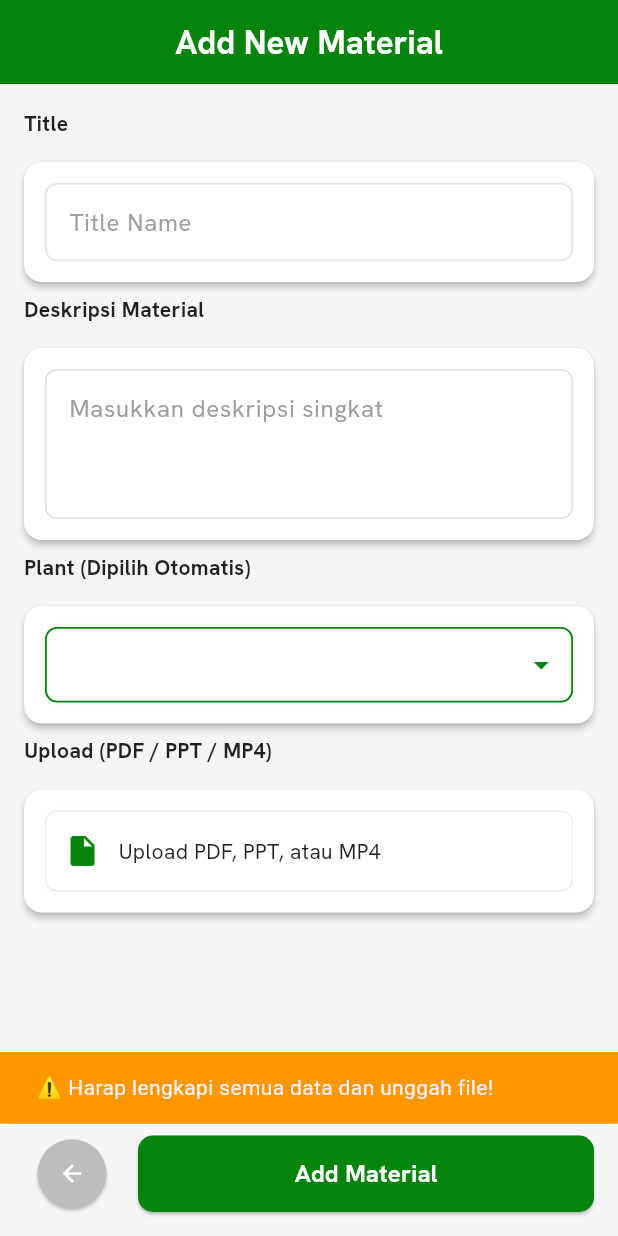
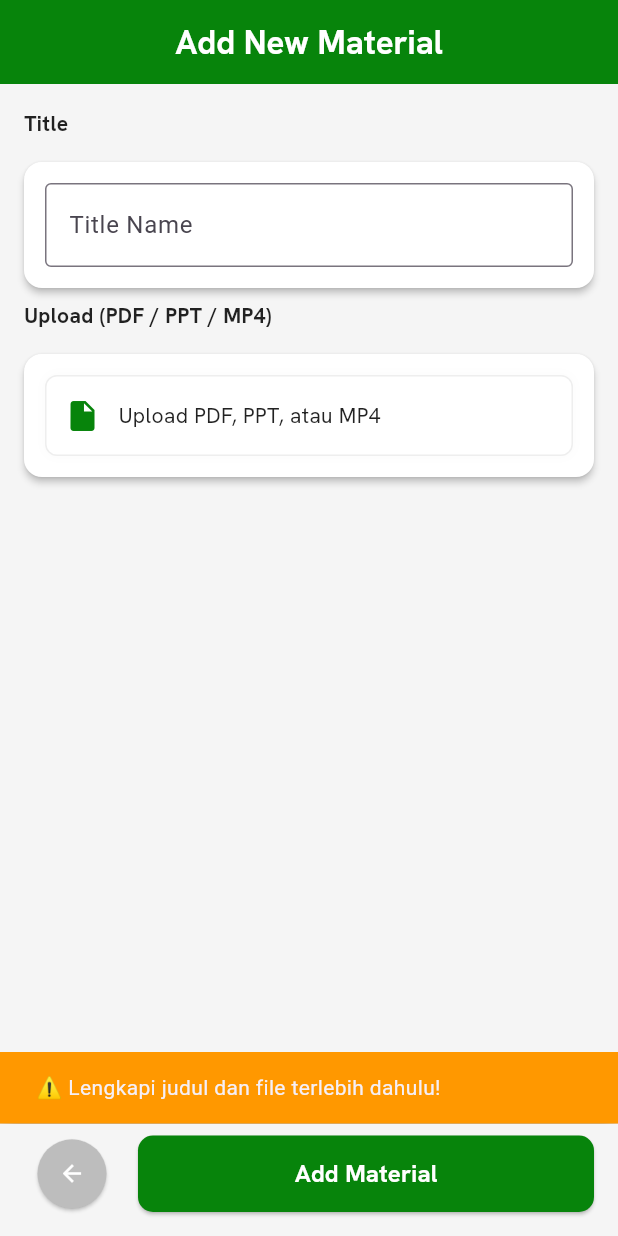
Before and after one commit to rinneechan/visitor_induction, a Flutter app: the AddMaterialScreen screen opened by its route, after a tap on "Add Material", on a phone screen of 412 x 824 dp. Run offline on Flutter 3.47's test engine with Material 3 defaults, Android fonts, the light colour scheme and no system bars; our stand-ins replace chewie, connectivity_plus, dio, file_picker, firebase_core, firebase_messaging and 10 more; missing offline and left inert: dart:html, flutter_pdfview, in_app_update, syncfusion_flutter_pdfviewer; accounts and stored records are empty.

Commit message:
update api backend cms list material by plant id

```diff
--- /dev/null
+++ b/lib/models/material_by_plant_cms.dart
@@ -0,0 +1,37 @@
+class MaterialByPlantCMS {
+  final int? id;
+  final String? materialName;
+  final String? fileName;
+  final String? folder;
+  final int? plantId;
+
+  MaterialByPlantCMS({
+    this.id,
+    this.materialName,
+    this.fileName,
+    this.folder,
+    this.plantId,
+  });
+
+  factory MaterialByPlantCMS.fromJson(Map<String, dynamic> json) {
+    return MaterialByPlantCMS(
+      id: json['id'] ?? json['material_id'],
+      materialName: json['materialname'] ?? json['material_name'],
+      fileName: json['file_name'] ?? json['filename'],
+      folder: json['folder'],
+      plantId: json['plant_id'] is String
+          ? int.tryParse(json['plant_id'])
+          : json['plant_id'],
+    );
+  }
+
+  Map<String, dynamic> toJson() {
+    return {
+      'id': id,
+      'materialname': materialName,
+      'file_name': fileName,
+      'folder': folder,
+      'plant_id': plantId,
+    };
+  }
+}
--- a/lib/screens/cms/material_screen.dart
+++ b/lib/screens/cms/material_screen.dart
@@ -7,7 +7,7 @@ import 'package:http/http.dart' as http;
 import 'dart:convert';
 import 'package:she_vi/utils/env_helper.dart';
 import 'package:she_vi/services/api_service.dart';
-import 'package:she_vi/models/material_model.dart';
+import 'package:she_vi/models/material_by_plant_cms.dart';
 
 class AddMaterialScreen extends StatefulWidget {
   final String plantId;
@@ -21,8 +21,11 @@ class _AddMaterialScreenState extends State<AddMaterialScreen> {
   final TextEditingController titleController = TextEditingController();
   final TextEditingController descriptionController = TextEditingController();
   String? selectedPlant;
-  PlatformFile? pickedFile; // <-- handle web & mobile
+  PlatformFile? pickedFile;
   IconData fileIcon = Icons.insert_drive_file;
+
+  bool isUploading = false;
+  List<MaterialByPlantCMS> _materials = [];
 
   final ApiService apiService = ApiService();
 
@@ -37,6 +40,7 @@ class _AddMaterialScreenState extends State<AddMaterialScreen> {
   void initState() {
     super.initState();
     selectedPlant = _getPlantNameById(widget.plantId);
+    _fetchMaterialList();
   }
 
   String? _getPlantNameById(String plantId) {
@@ -51,6 +55,15 @@ class _AddMaterialScreenState extends State<AddMaterialScreen> {
         return 'Cemindo Pontianak Plant';
       default:
         return null;
+    }
+  }
+
+  Future<void> _fetchMaterialList() async {
+    try {
+      final materials = await apiService.fetchMaterialsByPlant(widget.plantId);
+      setState(() => _materials = materials);
+    } catch (e) {
+      debugPrint("⚠️ Gagal fetch material list: $e");
     }
   }
 
@@ -77,36 +90,55 @@ class _AddMaterialScreenState extends State<AddMaterialScreen> {
   }
 
   Future<void> _uploadMaterial() async {
-    if (titleController.text.isEmpty ||
-        descriptionController.text.isEmpty ||
-        pickedFile == null) {
+    if (isUploading) return;
+    if (titleController.text.isEmpty || pickedFile == null) {
       ScaffoldMessenger.of(context).showSnackBar(
         const SnackBar(
-          content: Text("⚠️ Harap lengkapi semua data dan unggah file!"),
+          content: Text("⚠️ Lengkapi judul dan file terlebih dahulu!"),
           backgroundColor: Colors.orange,
         ),
       );
       return;
     }
 
+    setState(() => isUploading = true);
+
+    // ====== DUPLICATE CHECK ======
+    List<MaterialByPlantCMS> existingMaterials = [];
+    try {
+      existingMaterials =
+          await apiService.fetchMaterialsByPlant(widget.plantId);
+    } catch (e) {
+      debugPrint('Warning: gagal fetch material list untuk cek duplikat: $e');
+    }
+
+    final newTitleNormalized = titleController.text.toLowerCase().trim();
+    final alreadyExists = existingMaterials.any((m) {
+      final name = (m.materialName ?? '').toLowerCase().trim();
+      return name.isNotEmpty && name == newTitleNormalized;
+    });
+
+    if (alreadyExists) {
       ScaffoldMessenger.of(context).showSnackBar(
         const SnackBar(
-        content: Text("⏳ Sedang menambahkan material..."),
-        backgroundColor: Colors.blueAccent,
-        duration: Duration(seconds: 1),
+          content: Text("⚠️ Material dengan nama ini sudah ada di plant tersebut."),
+          backgroundColor: Colors.orange,
         ),
       );
+      setState(() => isUploading = false);
+      return;
+    }
+    // ====== END DUPLICATE CHECK ======
 
-    try {
     File? fileToUpload;
-
     if (!kIsWeb && pickedFile?.path != null) {
       fileToUpload = File(pickedFile!.path!);
     }
 
+    try {
       final result = await apiService.addMaterialCMS(
         materialname: titleController.text,
-        status: "1", // disesuaikan dengan backend boolean/1/0
+        status: "1",
         isactive: "1",
         folder: "",
         plantId: widget.plantId,
@@ -115,130 +147,72 @@ class _AddMaterialScreenState extends State<AddMaterialScreen> {
         webFileName: kIsWeb ? pickedFile?.name : null,
       );
 
-      // Cek hasil dari API
+      bool success = false;
+      String? message;
+
       if (result != null) {
+        success = true;
+        message = "Material berhasil ditambahkan!";
+      }
+
+      if (success) {
         ScaffoldMessenger.of(context).showSnackBar(
-          const SnackBar(
-            content: Text("✅ Material berhasil ditambahkan!"),
+          SnackBar(
+            content: Text(message ?? "✅ Berhasil menambahkan material"),
             backgroundColor: Colors.green,
-            duration: Duration(seconds: 2),
+          ),
+        );
+        await _fetchMaterialList();
+        setState(() {
+          isUploading = false;
+          titleController.clear();
+          descriptionController.clear();
+          pickedFile = null;
+          fileIcon = Icons.insert_drive_file;
+        });
+        Future.delayed(const Duration(milliseconds: 700), () {
+          context.pop('refresh');
+        });
+      } else {
+        ScaffoldMessenger.of(context).showSnackBar(
+          SnackBar(
+            content: Text(message ?? "❌ Gagal menambahkan material"),
+            backgroundColor: Colors.red,
+          ),
+        );
+        setState(() => isUploading = false);
+      }
+    } catch (e) {
+      debugPrint("🚨 Error upload material: $e");
+      ScaffoldMessenger.of(context).showSnackBar(
+        SnackBar(content: Text("Error: $e"), backgroundColor: Colors.red),
+      );
+      setState(() => isUploading = false);
+    }
+  }
+
+  // ===== UI Components =====
+
+  Widget _label(String text) => Padding(
+        padding: const EdgeInsets.only(bottom: 8.0),
+        child: Text(
+          text,
+          style: const TextStyle(
+              fontFamily: 'Hanken Grotesk',
+              fontWeight: FontWeight.w600,
+              color: Colors.black87),
         ),
       );
 
-        // Kosongkan form setelah berhasil
-        titleController.clear();
-        descriptionController.clear();
-        setState(() {
-          pickedFile = null;
-          fileIcon = Icons.insert_drive_file;
-        });
-
-        // Arahkan kembali ke halaman CMS material list
-        Future.delayed(const Duration(milliseconds: 800), () {
-          context.go('/cms');
-        });
-      } else {
-        ScaffoldMessenger.of(context).showSnackBar(
-          const SnackBar(
-            content: Text("❌ Gagal menambahkan material. Coba lagi."),
-            backgroundColor: Colors.red,
-            duration: Duration(seconds: 3),
-          ),
-        );
-      }
-    } catch (e) {
-      print("Upload error: $e");
-      ScaffoldMessenger.of(context).showSnackBar(
-        SnackBar(
-          content: Text("🚫 Terjadi kesalahan: $e"),
-          backgroundColor: Colors.red,
-        ),
-      );
-    }
-  }
-
-  Widget _sectionCard({required Widget child}) {
-    return Card(
+  Widget _sectionCard({required Widget child}) => Card(
         elevation: 2,
         shape: RoundedRectangleBorder(borderRadius: BorderRadius.circular(12)),
         color: Colors.white,
         margin: const EdgeInsets.symmetric(vertical: 8),
         child: Padding(padding: const EdgeInsets.all(14), child: child),
       );
-  }
 
-  Widget _label(String text) {
-    return Padding(
-      padding: const EdgeInsets.only(bottom: 8.0),
-      child: Text(
-        text,
-        style: const TextStyle(
-          fontFamily: 'Hanken Grotesk',
-          fontWeight: FontWeight.w600,
-          color: Colors.black87,
-        ),
-      ),
-    );
-  }
-
-  InputDecoration _outlineInputDecoration(String hint) {
-    return InputDecoration(
-      hintText: hint,
-      hintStyle: const TextStyle(fontFamily: 'Hanken Grotesk', color: Colors.grey),
-      contentPadding: const EdgeInsets.symmetric(horizontal: 12, vertical: 14),
-      border: OutlineInputBorder(
-        borderRadius: BorderRadius.circular(8),
-        borderSide: BorderSide(color: Colors.grey.shade300),
-      ),
-      enabledBorder: OutlineInputBorder(
-        borderRadius: BorderRadius.circular(8),
-        borderSide: BorderSide(color: Colors.grey.shade300),
-      ),
-      focusedBorder: OutlineInputBorder(
-        borderRadius: BorderRadius.circular(8),
-        borderSide: const BorderSide(color: Color(0xFF6A1B9A), width: 1.6),
-      ),
-      fillColor: Colors.white,
-      filled: true,
-    );
-  }
-
-  Widget _styledDropdown() {
-    return Container(
-      decoration: BoxDecoration(
-        color: Colors.white,
-        borderRadius: BorderRadius.circular(8),
-        border: Border.all(color: const Color(0xFF07840B), width: 1.2),
-        boxShadow: [BoxShadow(color: Colors.black.withOpacity(0.03), blurRadius: 6)],
-      ),
-      child: Padding(
-        padding: const EdgeInsets.symmetric(horizontal: 8),
-        child: DropdownButtonHideUnderline(
-          child: DropdownButton<String>(
-            value: selectedPlant,
-            isExpanded: true,
-            icon: const Icon(Icons.arrow_drop_down, color: Color(0xFF07840B)),
-            items: plantList
-                .map((p) => DropdownMenuItem<String>(
-                      value: p,
-                      child: Text(
-                        p,
-                        style: const TextStyle(
-                            fontFamily: 'Hanken Grotesk',
-                            color: Color(0xFF07840B),
-                            fontWeight: FontWeight.w600),
-                      ),
-                    ))
-                .toList(),
-            onChanged: (val) => setState(() => selectedPlant = val),
-          ),
-        ),
-      ),
-    );
-  }
-
-  Widget _uploadCard() {
-    return InkWell(
+  Widget _uploadCard() => InkWell(
         borderRadius: BorderRadius.circular(12),
         onTap: pickFile,
         child: Container(
@@ -247,7 +221,9 @@ class _AddMaterialScreenState extends State<AddMaterialScreen> {
             color: Colors.white,
             borderRadius: BorderRadius.circular(8),
             border: Border.all(color: Colors.grey.shade200),
-          boxShadow: [BoxShadow(color: Colors.black.withOpacity(0.02), blurRadius: 6)],
+            boxShadow: [
+              BoxShadow(color: Colors.black.withOpacity(0.02), blurRadius: 6)
+            ],
           ),
           child: Row(
             children: [
@@ -268,7 +244,6 @@ class _AddMaterialScreenState extends State<AddMaterialScreen> {
           ),
         ),
       );
-  }
 
   @override
   Widget build(BuildContext context) {
@@ -296,15 +271,10 @@ class _AddMaterialScreenState extends State<AddMaterialScreen> {
             _sectionCard(
               child: TextFormField(
                 controller: titleController,
-                    decoration: _outlineInputDecoration("Title Name"))),
-            _label("Deskripsi Material"),
-            _sectionCard(
-                child: TextFormField(
-                    controller: descriptionController,
-                    decoration: _outlineInputDecoration("Masukkan deskripsi singkat"),
-                    maxLines: 3)),
-            _label("Plant (Dipilih Otomatis)"),
-            _sectionCard(child: _styledDropdown()),
+                decoration: const InputDecoration(
+                    hintText: "Title Name", border: OutlineInputBorder()),
+              ),
+            ),
             _label("Upload (PDF / PPT / MP4)"),
             _sectionCard(child: _uploadCard()),
           ],
--- a/lib/services/api_service.dart
+++ b/lib/services/api_service.dart
@@ -18,6 +18,7 @@ import 'package:she_vi/models/plant_model.dart';
 import 'package:she_vi/models/plantvisit.dart';
 import 'package:she_vi/models/mc_question.dart';
 import 'package:she_vi/models/material_model.dart';
+import 'package:she_vi/models/material_by_plant_cms.dart';
 import 'package:she_vi/utils/env_helper.dart';
 //import 'package:flutter_dotenv/flutter_dotenv.dart';
 //import 'package:flutter/foundation.dart';
@@ -1137,6 +1138,8 @@ class ApiService {
   }
 }
 
+// ======================= FINAL REFACTOR =======================
+// FILE: api_service.dart (atau file service material CMS kamu)
 Future<MaterialModel?> addMaterialCMS({
   required String materialname,
   required String status,
@@ -1157,17 +1160,38 @@ Future<MaterialModel?> addMaterialCMS({
   }
 
   try {
+    // ================== 1️⃣ CEK DUPLIKAT TERLEBIH DAHULU ==================
+    print('🔍 Mengecek duplikasi material sebelum upload...');
+    List<MaterialByPlantCMS> existingMaterials = [];
+    try {
+      existingMaterials = await fetchMaterialsByPlant(plantId);
+    } catch (e) {
+      print('⚠️ Gagal fetch material list untuk cek duplikat: $e');
+    }
+
+    final newTitleNormalized = materialname.toLowerCase().trim();
+    final alreadyExists = existingMaterials.any((m) {
+    final name = (m.materialName ?? '').toString().toLowerCase().trim();
+  return name.isNotEmpty && name == newTitleNormalized;
+});
+
+    if (alreadyExists) {
+      print('⚠️ Material dengan nama "$materialname" sudah ada di plant $plantId.');
+      throw Exception("Material sudah terdaftar di plant ini");
+    }
+
+    // ================== 2️⃣ JIKA TIDAK ADA DUPLIKAT, LANJUT UPLOAD ==================
     final uri = Uri.parse('$apiUrl/materials/add');
     final request = http.MultipartRequest('POST', uri);
 
-    // ✅ Field sesuai API backend
+    // ✅ Field sesuai backend
     request.fields['materialname'] = materialname;
-    request.fields['status'] = status.isEmpty ? '1' : status; // default aktif
+    request.fields['status'] = status.isEmpty ? '1' : status;
     request.fields['isactive'] = isactive.isEmpty ? '1' : isactive;
-    request.fields['folder'] = 'VI_DEV';
+    request.fields['folder'] = folder.isEmpty ? 'VI_DEV' : folder;
     request.fields['plant_id'] = plantId;
 
-    // ✅ File upload (support web & mobile)
+    // ✅ File upload (support mobile & web)
     if (file != null) {
       request.files.add(await http.MultipartFile.fromPath('file', file.path));
     } else if (webFileBytes != null && webFileName != null) {
@@ -1180,9 +1204,10 @@ Future<MaterialModel?> addMaterialCMS({
       throw Exception("Tidak ada file yang diupload");
     }
 
-    // ✅ Header token
+    // ✅ Header Token
     request.headers[accessHeaderKey] = accessToken;
 
+    // ================== 3️⃣ DEBUG INFO ==================
     print('==================== 🧾 DEBUG MATERIAL UPLOAD ====================');
     print('🔑 Access Token: $accessToken');
     print('🪪 Header Key: $accessHeaderKey');
@@ -1196,6 +1221,7 @@ Future<MaterialModel?> addMaterialCMS({
     print('📩 Status: ${response.statusCode}');
     print('📦 Body: $respStr');
 
+    // ================== 4️⃣ HASIL RESPONSE ==================
     if (response.statusCode == 200 || response.statusCode == 201) {
       print('✅ Material berhasil ditambahkan ke backend!');
       return MaterialModel.fromJson(jsonDecode(respStr));
@@ -1337,4 +1363,62 @@ Future<List<Plant>> fetchPlantsCMS() async {
       return [];
     }
   }
+    // ====================================================
+// ✅ Get Material by Plant (CMS)
+// Endpoint: GET /materials/materialplant/:id
+// Model: MaterialByPlantCMS
+// ====================================================
+Future<List<MaterialByPlantCMS>> fetchMaterialsByPlant(String plantId) async {
+  final String apiUrl = EnvHelper.get('API_URL');
+  final String accessHeaderKey = EnvHelper.get('API_HEADERS');
+  final String? accessToken = box.get('token');
+
+  if (apiUrl.isEmpty) throw Exception("API_URL tidak ditemukan di env.json!");
+  if (accessToken == null || accessToken.isEmpty) {
+    throw Exception('Access token tidak tersedia atau invalid');
+  }
+
+  final url = Uri.parse('$apiUrl/materials/materialplant/$plantId');
+  print("🌐 [FETCH MATERIAL BY PLANT CMS] GET → $url");
+
+  try {
+    final response = await http.get(
+      url,
+      headers: {
+        accessHeaderKey: accessToken,
+        'Content-Type': 'application/json',
+      },
+    );
+
+    print("📥 Status: ${response.statusCode}");
+    print("📦 Body: ${response.body}");
+
+    if (response.statusCode == 200) {
+      final decoded = json.decode(response.body);
+      final data = decoded['data'];
+
+      if (data == null) {
+        print("⚠️ Data kosong untuk plant $plantId");
+        return [];
+      }
+
+      // Beberapa API kadang return objek tunggal atau list
+      if (data is List) {
+        return data.map((item) => MaterialByPlantCMS.fromJson(item)).toList();
+      } else if (data is Map<String, dynamic>) {
+        return [MaterialByPlantCMS.fromJson(data)];
+      } else {
+        print("⚠️ Format data tidak dikenali");
+        return [];
+      }
+    } else {
+      print("❌ Gagal fetch material CMS: ${response.body}");
+      throw Exception(
+          'Gagal mengambil data material CMS (HTTP ${response.statusCode})');
+    }
+  } catch (e) {
+    print("🚨 Exception fetchMaterialsByPlantCMS: $e");
+    throw Exception("Terjadi kesalahan saat mengambil material CMS: $e");
+  }
 }
+}
```
Also changed, not shown: lib/screens/cms/cms_induction_screen.dart (+147 -55 lines). Lines whose indentation alone changed are shown as unchanged.
